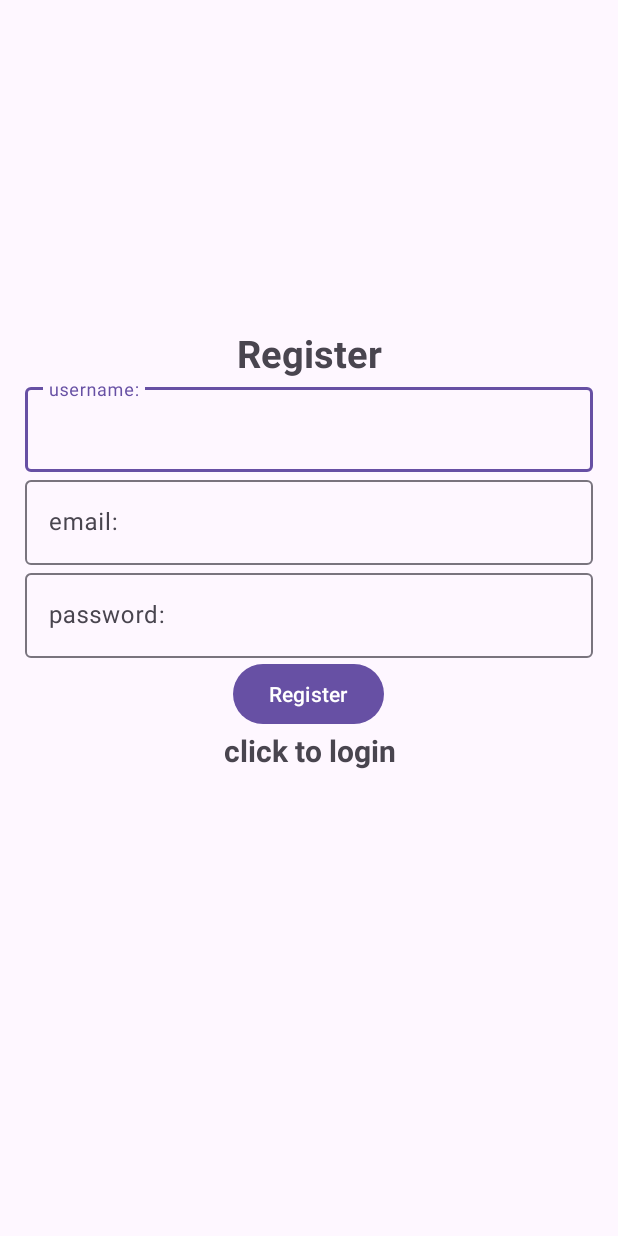
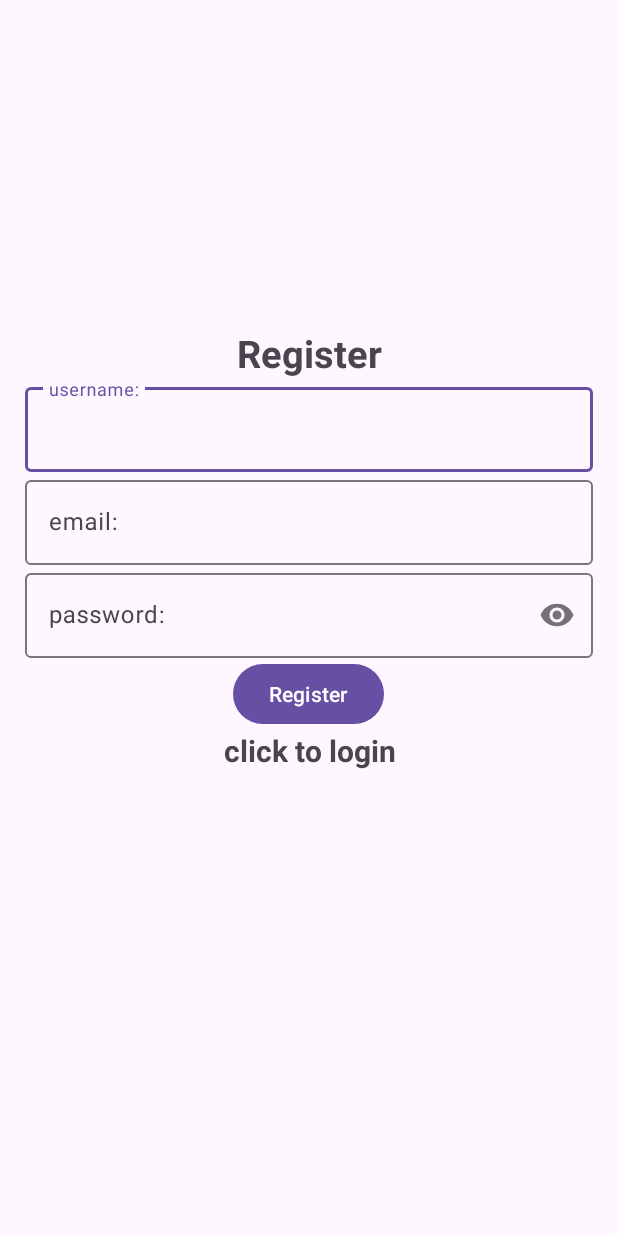
Before and after one commit to MAD2023-Team3/filmspace, an Android app: the screen it shows after launch (Register), on a phone screen of 412 x 824 dp. Run offline under Robolectric (Android 15) with nearby library versions, the phone set to English and light mode, and no system bars; our stand-ins replace Firebase (no records; nobody signed in at launch, a user with empty details on screens opened directly).

Commit message:
Made password field in Register hidden

```diff
--- a/app/src/main/res/layout/activity_register.xml
+++ b/app/src/main/res/layout/activity_register.xml
@@ -48,13 +48,16 @@
 
         <com.google.android.material.textfield.TextInputLayout
             android:layout_width="match_parent"
-            android:layout_height="wrap_content">
+            android:layout_height="wrap_content"
+            app:passwordToggleEnabled="true">
             <com.google.android.material.textfield.TextInputEditText
                 android:layout_width="match_parent"
                 android:layout_height="wrap_content"
                 android:hint="@string/password_hint"
+                android:inputType="textPassword"
                 android:id="@+id/register_password"/>
         </com.google.android.material.textfield.TextInputLayout>
+
 
         <ProgressBar
             android:layout_width="wrap_content"
```
